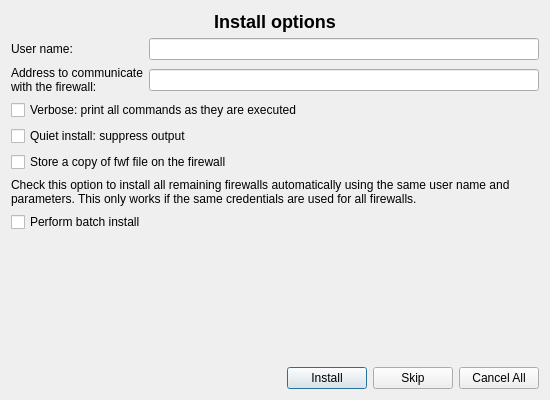
Above: src/firewallfabrik/gui/ui/instoptionsdialog_q.ui from Linuxfabrik/firewallfabrik before the change. Below: the same form after it.
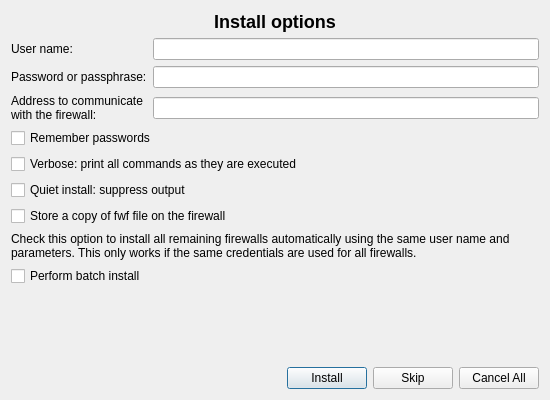
That is the form after the change.

Commit message: feat(gui): add password/passphrase support to install options dialog (fix #72)

```diff
--- a/src/firewallfabrik/gui/ui/instoptionsdialog_q.ui
+++ b/src/firewallfabrik/gui/ui/instoptionsdialog_q.ui
@@ -37,6 +37,23 @@
       <widget class="QLineEdit" name="uname"/>
      </item>
      <item row="1" column="0">
+      <widget class="QLabel" name="pwdLbl">
+       <property name="text">
+        <string>Password or passphrase:</string>
+       </property>
+      </widget>
+     </item>
+     <item row="1" column="1">
+      <widget class="QLineEdit" name="pwd">
+       <property name="toolTip">
+        <string>Enter the SSH password or the passphrase for the SSH key used to authenticate to the firewall. Leave empty when using an SSH agent or a key without passphrase.</string>
+       </property>
+       <property name="echoMode">
+        <enum>QLineEdit::EchoMode::Password</enum>
+       </property>
+      </widget>
+     </item>
+     <item row="2" column="0">
       <widget class="QLabel" name="altAddressLabel">
        <property name="text">
         <string>Address to communicate with the firewall:</string>
@@ -46,7 +63,7 @@
        </property>
       </widget>
      </item>
-     <item row="1" column="1">
+     <item row="2" column="1">
       <widget class="QLineEdit" name="altAddress">
        <property name="minimumSize">
         <size>
@@ -58,6 +75,16 @@
      </item>
     </layout>
    </item>
+   <item>
+    <widget class="QCheckBox" name="rememberPass">
+     <property name="toolTip">
+      <string>Remember passwords for the duration of the session. Passwords are never stored permanently on disk.</string>
+     </property>
+     <property name="text">
+      <string>Remember passwords</string>
+     </property>
+    </widget>
+   </item>
    <item>
     <widget class="QCheckBox" name="verbose">
      <property name="text">
```
Left out of the diff: 2 changed lines with no effect on the pictures. The commit also changes 4 other files.
